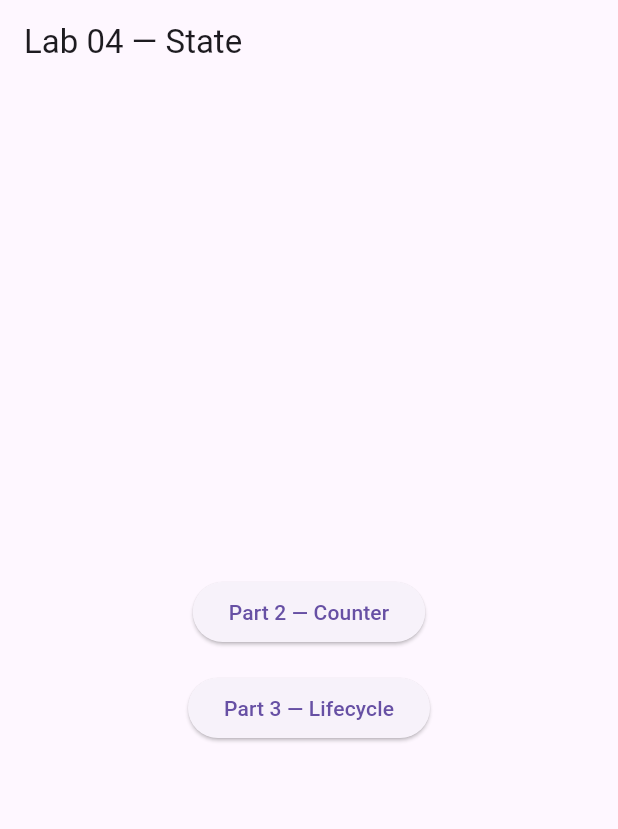
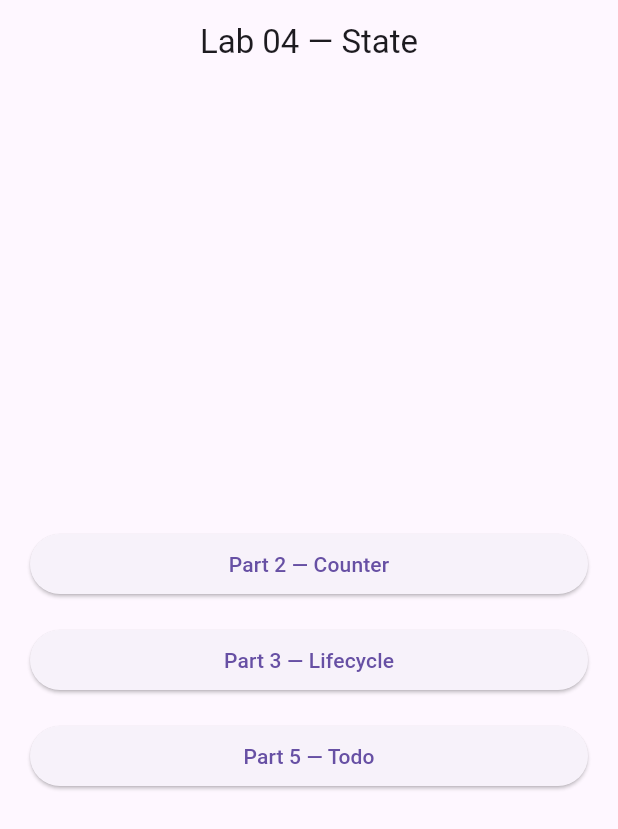
Before and after one commit to selinturkdogan/MobileApp.development.StateManagement, a Flutter app: the screen it shows after launch, on a phone screen of 412 x 824 dp. Shown: the top 829 px of the screen. Run offline on Flutter 3.47's test engine with Material 3 defaults, Android fonts, the phone set to English and light mode, and no system bars.

Commit message:
to do app (S07)

```diff
--- a/lib/main.dart
+++ b/lib/main.dart
@@ -1,6 +1,7 @@
 import 'package:flutter/material.dart';
 import 'screens/counter_screen.dart';
 import 'screens/lifecycle_screen.dart';
+import 'screens/todo_screen.dart';
 
 void main() => runApp(const MyApp());
 
@@ -22,12 +23,20 @@ class HomeMenu extends StatelessWidget {
   @override
   Widget build(BuildContext context) {
     return Scaffold(
-      appBar: AppBar(title: const Text('Lab 04 — State')),
-      body: Center(
+      appBar: AppBar(
+        title: const Text('Lab 04 — State'),
+        centerTitle: true,
+      ),
+      body: Padding(
+        padding: const EdgeInsets.all(20),
+        child: Center(
           child: Column(
             mainAxisAlignment: MainAxisAlignment.center,
             children: [
-            ElevatedButton(
+
+              SizedBox(
+                width: double.infinity,
+                child: ElevatedButton(
                   onPressed: () => Navigator.push(
                     context,
                     MaterialPageRoute(
@@ -36,8 +45,13 @@ class HomeMenu extends StatelessWidget {
                   ),
                   child: const Text('Part 2 — Counter'),
                 ),
+              ),
+
               const SizedBox(height: 16),
-            ElevatedButton(
+
+              SizedBox(
+                width: double.infinity,
+                child: ElevatedButton(
                   onPressed: () => Navigator.push(
                     context,
                     MaterialPageRoute(
@@ -46,7 +60,25 @@ class HomeMenu extends StatelessWidget {
                   ),
                   child: const Text('Part 3 — Lifecycle'),
                 ),
+              ),
+
+              const SizedBox(height: 16),
+
+              SizedBox(
+                width: double.infinity,
+                child: ElevatedButton(
+                  onPressed: () => Navigator.push(
+                    context,
+                    MaterialPageRoute(
+                      builder: (_) => const TodoScreen(),
+                    ),
+                  ),
+                  child: const Text('Part 5 — Todo'),
+                ),
+              ),
+
             ],
+          ),
         ),
       ),
     );
```
Also changed, not shown: lib/screens/todo_screen.dart (added, +84 -0 lines). Lines whose indentation alone changed are shown as unchanged.
